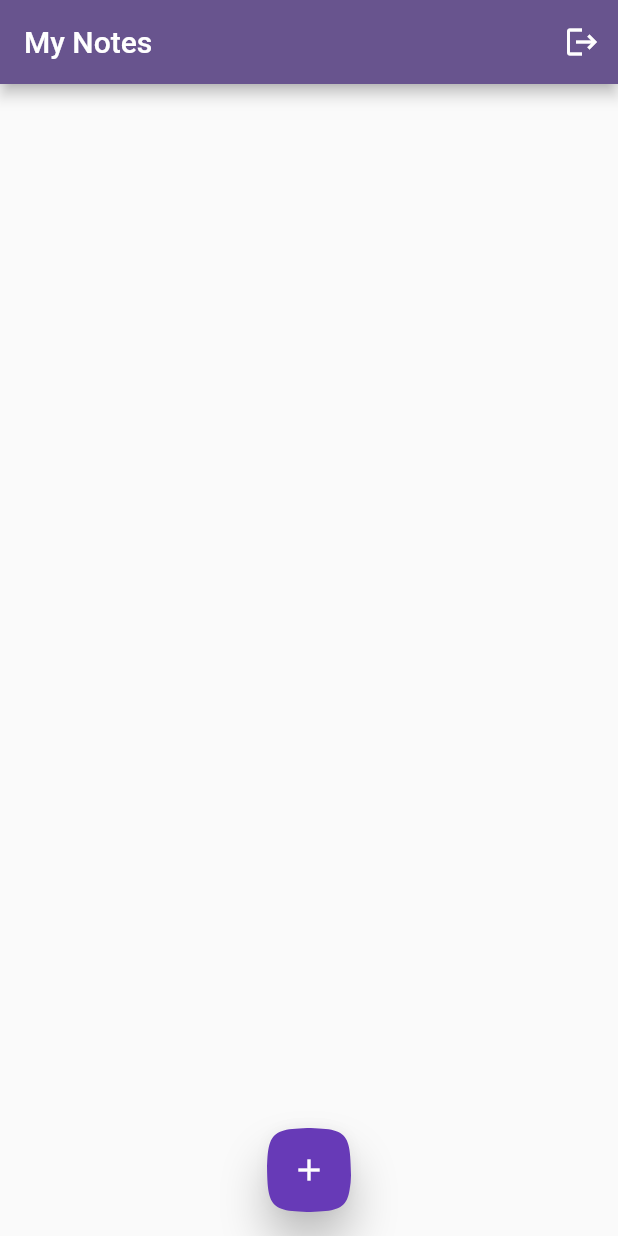
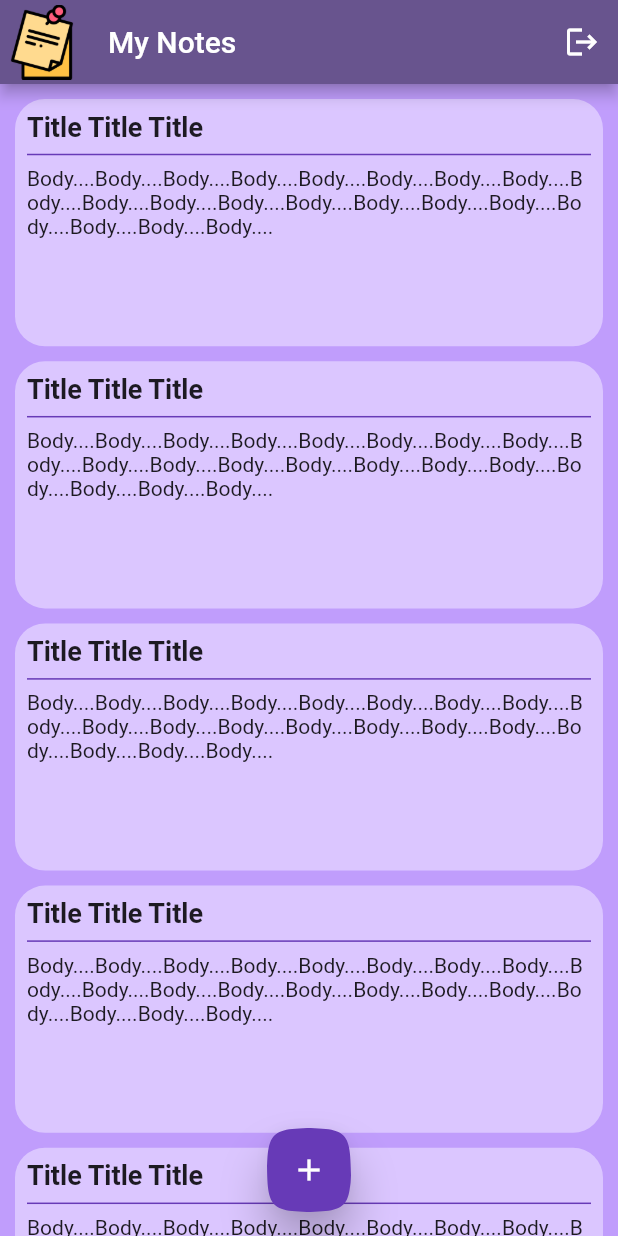
Before and after one commit to amar-rawat/MyNotes_app, a Flutter app: the screen it shows after launch, on a phone screen of 412 x 824 dp. Run offline on Flutter 3.47's test engine with Material 2 defaults, Android fonts, the phone set to English and light mode, and no system bars; our stand-ins replace firebase_auth, firebase_core; accounts and stored records are empty.

Commit message:
added Notes card page

```diff
--- a/lib/pages/notes_card_page.dart
+++ b/lib/pages/notes_card_page.dart
@@ -1,6 +1,7 @@
 import 'package:flutter/material.dart';
 import 'package:notes_app/providers/all_providers.dart';
 import 'package:notes_app/widgets/logout_dialog_box.dart';
+import 'package:notes_app/widgets/notes_card.dart';
 import 'package:provider/provider.dart';
 
 class NotesCardPage extends StatelessWidget {
@@ -13,8 +14,15 @@ class NotesCardPage extends StatelessWidget {
     }
 
     return Scaffold(
+      backgroundColor: Color.fromARGB(255, 192, 157, 252),
       appBar: AppBar(
         title: const Text('My Notes'),
+        leading: Padding(
+          padding: const EdgeInsets.all(3.0),
+          child: Image.asset(
+            'assets/images/notes_image.png',
+          ),
+        ),
         actions: [
           IconButton(
               onPressed: () {
@@ -33,6 +41,21 @@ class NotesCardPage extends StatelessWidget {
               borderRadius: BorderRadius.circular(40)),
           child: const Icon(Icons.add)),
       floatingActionButtonLocation: FloatingActionButtonLocation.centerFloat,
+      body: Column(
+        children: [
+          SizedBox(
+            height: 5,
+          ),
+          Expanded(
+            child: ListView.builder(
+              itemCount: 10,
+              itemBuilder: (BuildContext context, int index) {
+                return NotesCard();
+              },
+            ),
+          ),
+        ],
+      ),
     );
   }
 }
--- a/lib/pages/notes_detail_page.dart
+++ b/lib/pages/notes_detail_page.dart
@@ -7,7 +7,6 @@ class NotesDetailPage extends StatelessWidget {
   Widget build(BuildContext context) {
     TextEditingController _title = TextEditingController();
     TextEditingController _notesBody = TextEditingController();
-
     return Scaffold(
       appBar: AppBar(
         title: const Text('My Notes'),
--- a/lib/widgets/notes_card.dart
+++ b/lib/widgets/notes_card.dart
@@ -1,38 +1,42 @@
 import 'package:flutter/material.dart';
-import 'package:notes_app/providers/all_providers.dart';
-import 'package:notes_app/widgets/logout_dialog_box.dart';
-import 'package:provider/provider.dart';
 
-class NotesCardPage extends StatelessWidget {
-  const NotesCardPage({super.key});
+class NotesCard extends StatelessWidget {
+  const NotesCard({super.key});
 
   @override
   Widget build(BuildContext context) {
-    logout() {
-      LogoutAlertDialog.logoutAlertDialog(context);
-    }
-
-    return Scaffold(
-      appBar: AppBar(
-        title: const Text('My Notes'),
-        actions: [
-          IconButton(
-              onPressed: () {
-                logout();
-                context.read<ButtonStateProvider>().changeButton(false);
-              },
-              icon: const Icon(Icons.logout))
-        ],
+    return Padding(
+      padding: const EdgeInsets.symmetric(horizontal: 10, vertical: 5),
+      child: InkWell(
+        onTap: () {
+          Navigator.pushNamed(
+            context,
+            '/notesDetailPage',
+          );
+        },
+        child: Container(
+          height: MediaQuery.of(context).size.height * 0.20,
+          width: double.infinity,
+          decoration: BoxDecoration(
+            color: Color.fromARGB(255, 219, 198, 255),
+            borderRadius: BorderRadius.circular(20),
+          ),
+          child: Padding(
+            padding: const EdgeInsets.all(8.0),
+            child: Column(
+              crossAxisAlignment: CrossAxisAlignment.start,
+              children: [
+                Text(
+                  'Title ' * 3,
+                  style: TextStyle(fontWeight: FontWeight.bold, fontSize: 18),
+                ),
+                Divider(thickness: 1, color: Colors.deepPurple),
+                Text('Body....' * 20)
+              ],
+            ),
+          ),
+        ),
       ),
-      floatingActionButton: FloatingActionButton(
-          onPressed: () {},
-          elevation: 10,
-          backgroundColor: Colors.deepPurple,
-          tooltip: 'Add new note',
-          shape: ContinuousRectangleBorder(
-              borderRadius: BorderRadius.circular(40)),
-          child: const Icon(Icons.add)),
-      floatingActionButtonLocation: FloatingActionButtonLocation.centerFloat,
     );
   }
 }
```
Also changed, not shown: assets/images/notes_image.png (added).
